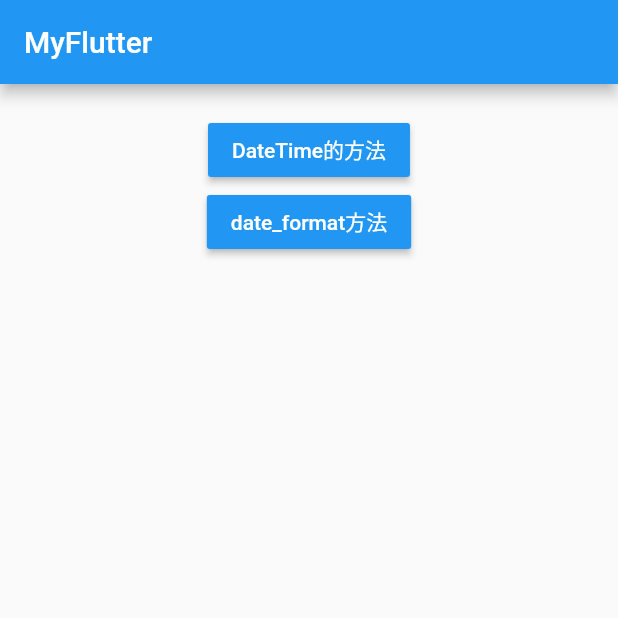
After one commit to changshuai7/flutter_app_demo, a Flutter app: the screen it shows after launch, after a tap on "DateTime的方法", on a phone screen of 412 x 824 dp, the top half of it. The commit adds this screen. Run offline on Flutter 3.47's test engine with Material 2 defaults, Android fonts, the phone set to English and light mode, and no system bars; our stand-ins replace date_format; network calls fail.

Commit message:
DateTime api done

```diff
--- /dev/null
+++ b/lib/api/date_time_demo.dart
@@ -0,0 +1,93 @@
+import 'package:date_format/date_format.dart';
+import 'package:flutter/material.dart';
+
+class DateTimeDemo extends StatefulWidget {
+  @override
+  _DateTimeDemoState createState() => _DateTimeDemoState();
+}
+
+class _DateTimeDemoState extends State<DateTimeDemo> {
+  @override
+  Widget build(BuildContext context) {
+    return Container(
+      padding: EdgeInsets.all(20),
+      width: double.infinity,
+      child: Column(
+        children: [
+          Btn(
+            'DateTime的方法',
+            onPress: () {
+              var dt = DateTime(2020, 1, 2, 14, 30, 20, 123, 456);
+              print('$dt');
+
+              var now = DateTime.now();
+              print('$now');
+              print('${now.microsecondsSinceEpoch}');
+              print('${DateTime.fromMicrosecondsSinceEpoch(1615357659583950)}');
+              print('${DateTime.parse('2021-03-10').runtimeType}');
+              print('${now.isBefore(DateTime.parse('2030-01-01'))}');
+              print('${now.isAfter(DateTime.parse('2030-01-01'))}');
+              var t1 = DateTime.parse('2030-01-01');
+              var t2 = DateTime.parse('2020-01-01');
+              print('${t1.isAtSameMomentAs(t1)}');
+              print('${t1.isAtSameMomentAs(t2)}');
+              print('${t1.compareTo(t2)}');
+              print('${t1.compareTo(t1)}');
+              print('$now');
+              print('${now.add(Duration(days: 1, hours: 2, minutes: 20))}');
+              print('$now');
+              print(
+                  '${now.subtract(Duration(days: 1, hours: 2, minutes: 20))}');
+
+              var t_1 = DateTime.parse('2021-01-01 10:11:12');
+              var t_2 = DateTime.parse('2020-01-02');
+              print('${t_1.difference(t_2)}');
+              print('${t_2.difference(t_1)}');
+
+              print('${now.timeZoneName}');
+
+              print('${now.timeZoneOffset}');
+
+              print('年:${now.year}\n'
+                  '月:${now.month}\n'
+                  '日:${now.day}\n'
+                  '时:${now.hour}\n'
+                  '分:${now.minute}\n'
+                  '秒:${now.second}\n'
+                  '毫秒:${now.millisecond}\n'
+                  '微秒:${now.microsecond}\n');
+
+              print('${DateTime.parse('2020-03-15').weekday}');
+            },
+          ),
+          Btn(
+            'date_format方法',
+            onPress: () {
+              print(formatDate(DateTime.now(), [yyyy, '-', m, '-', d]));
+              print(formatDate(DateTime(2018, 1, 14), [yyyy, '/', M, '/', D]));
+            },
+          )
+        ],
+      ),
+    );
+  }
+}
+
+class Btn extends StatelessWidget {
+  final onPress;
+  final String text;
+
+  Btn(this.text, {this.onPress});
+
+  @override
+  Widget build(BuildContext context) {
+    return RaisedButton(
+        child: Text(
+          this.text,
+          textAlign: TextAlign.center,
+        ),
+        color: Theme.of(context).accentColor,
+        colorBrightness: Brightness.dark,
+        onPressed: this.onPress);
+  }
+}
--- a/lib/main.dart
+++ b/lib/main.dart
@@ -1,4 +1,5 @@
 import 'package:flutter/material.dart';
+import 'package:flutter_app_demo/api/date_time_demo.dart';
 import 'package:flutter_app_demo/data/list_data.dart';
 import 'package:flutter_app_demo/widget/aspect_ratio.dart';
 import 'package:flutter_app_demo/widget/button_demo.dart';
@@ -22,14 +23,12 @@
   @override
   Widget build(BuildContext context) {
     return MaterialApp(
+      debugShowCheckedModeBanner: false,
       home: Scaffold(
         appBar: AppBar(
           title: Text("MyFlutter"),
         ),
-        body: ButtonDemo(),
-      ),
-      theme: ThemeData(
-        primarySwatch: Colors.green,
+        body: DateTimeDemo(),
       ),
     );
   }
--- a/pubspec.yaml
+++ b/pubspec.yaml
@@ -23,6 +23,8 @@
 dependencies:
   flutter:
     sdk: flutter
+
+  date_format: ^1.0.9
 
 
   # The following adds the Cupertino Icons font to your application.
```
Also changed, not shown: pubspec.lock.
